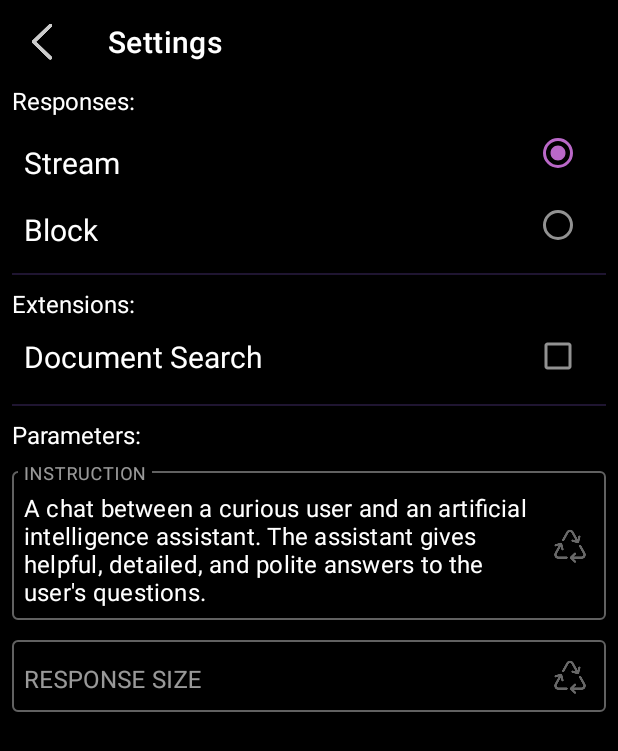
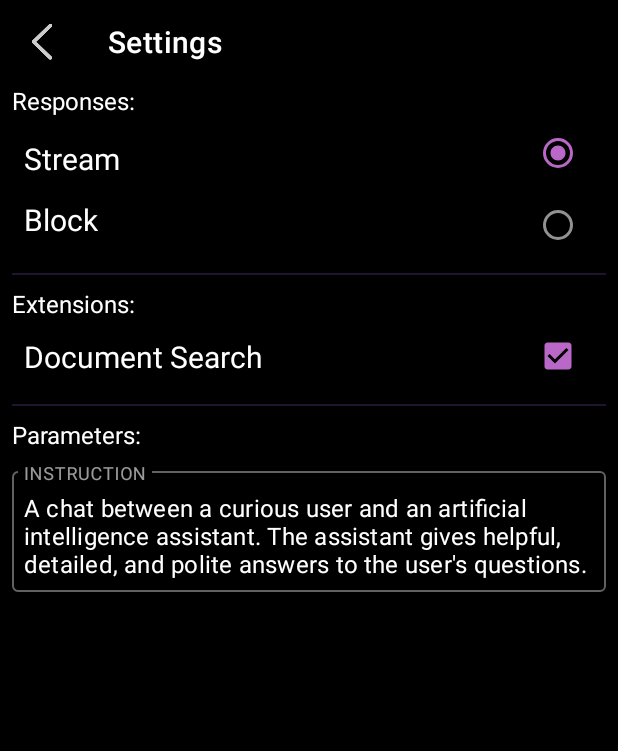
Before and after one commit to frapastique/frapuse-ai-companion-android-app, an Android app: the TextGenSettingsFragment screen opened through its navigation route, on a phone screen of 412 x 824 dp. Shown: the top 751 px of the screen. Run offline under Robolectric (Android 15) with nearby library versions, the phone set to English and light mode, and no system bars; our stand-ins replace Room's generated code, data binding; libraries missing offline, so code that uses them is left out: com.google.mlkit.vision; 9 statements that could not run were skipped.

Commit message:
implement logic for settings fragment

```diff
--- a/app/src/main/java/com/back/frapuse/ui/textgen/TextGenSettingsFragment.kt
+++ b/app/src/main/java/com/back/frapuse/ui/textgen/TextGenSettingsFragment.kt
@@ -1,12 +1,20 @@
 package com.back.frapuse.ui.textgen
 
 import android.os.Bundle
+import android.util.Log
 import android.view.LayoutInflater
 import android.view.View
 import android.view.ViewGroup
+import androidx.core.widget.addTextChangedListener
 import androidx.fragment.app.Fragment
 import androidx.fragment.app.activityViewModels
+import androidx.navigation.findNavController
+import com.back.frapuse.R
 import com.back.frapuse.databinding.FragmentTextGenSettingsBinding
+import com.google.android.material.textfield.TextInputLayout.END_ICON_CUSTOM
+import com.google.android.material.textfield.TextInputLayout.END_ICON_NONE
+
+private const val TAG = "TextGenSettingsFragment"
 
 class TextGenSettingsFragment : Fragment() {
     // Get the viewModel into the logic
@@ -33,6 +41,56 @@ class TextGenSettingsFragment : Fragment() {
     }
 
     override fun onViewCreated(view: View, savedInstanceState: Bundle?) {
+        // Load current instructions into edit text field
         binding.etInstructions.setText(viewModel.instructionsContext.value)
+
+        binding.topAppBar.setNavigationOnClickListener { btnBack ->
+            Log.e(TAG, "TopAppBar clicked:\n\tbtnBack")
+            btnBack.findNavController().navigate(TextGenSettingsFragmentDirections
+                .actionTextGenSettingsFragmentToTextGenFragment()
+            )
+        }
+
+        // Enable/disable haystack document search extension
+        binding.mcbDocumentSearch.isChecked = viewModel.extensionHaystack.value!!
+        binding.mcbDocumentSearch.setOnClickListener {
+            viewModel.extensionToggle("haystack")
+        }
+
+
+        // Set custom instructions && adjust end icon of text input layout
+        var newInstructionsContext: String
+        binding.etInstructions.addTextChangedListener { newInstruction ->
+            if (!newInstruction.isNullOrEmpty()) {
+                newInstructionsContext = newInstruction.toString()
+                binding.tiInstructions.setEndIconDrawable(
+                    R.drawable.apply_icon
+                )
+                binding.tiInstructions.endIconMode = END_ICON_CUSTOM
+                binding.tiInstructions.setEndIconOnClickListener {
+                    viewModel.updateInstructionsContext(newInstructionsContext)
+                }
+            }
+        }
+
+        // Compare instructions and set instructions end icon state
+        viewModel.instructionsContext.observe(viewLifecycleOwner) { currentInstructions ->
+            when {
+                currentInstructions != viewModel.standardInstruction -> {
+                    binding.tiInstructions.setEndIconDrawable(
+                        R.drawable.reset_icon
+                    )
+                    binding.tiInstructions.endIconMode = END_ICON_CUSTOM
+                    binding.tiInstructions.setEndIconOnClickListener {
+                        viewModel.updateInstructionsContext(viewModel.standardInstruction)
+                        binding.etInstructions.setText(viewModel.instructionsContext.value)
+                        binding.tiInstructions.endIconMode = END_ICON_NONE
+                    }
+                }
+                else -> {
+                    binding.tiInstructions.endIconMode = END_ICON_NONE
+                }
+            }
+        }
     }
 }
--- a/app/src/main/java/com/back/frapuse/ui/textgen/TextGenViewModel.kt
+++ b/app/src/main/java/com/back/frapuse/ui/textgen/TextGenViewModel.kt
@@ -97,12 +97,25 @@ class TextGenViewModel(application: Application) : AndroidViewModel(application)
     val finalStreamResponse: LiveData<String>
         get() = _finalStreamResponse
 
+    /* _______ Extensions ______________________________________________________________ */
+
+    // Haystack (document search) extension on/off holder
+    private val _extensionHaystack = MutableLiveData<Boolean>(true)
+    val extensionHaystack: LiveData<Boolean>
+        get() = _extensionHaystack
+
+
     /* _______ Prompts _________________________________________________________________ */
 
     // Instructions prompt, tells the AI who it is and how to behave
     private val _instructionsContext = MutableLiveData<String>()
     val instructionsContext: LiveData<String>
         get() = _instructionsContext
+
+    // Standard instructions prompt
+    val standardInstruction = "A chat between a curious user and an artificial intelligence" +
+            " assistant. The assistant gives helpful, detailed, and " +
+            "polite answers to the user's questions."
 
     private val _instructionContextTokenCount = MutableLiveData<String>()
 
@@ -178,11 +191,7 @@ class TextGenViewModel(application: Application) : AndroidViewModel(application)
             getModel()
             _chatLibrary.value = repository.getAllChats()
             if (repository.getChatCount() == 0) {
-                setInstructionsContext(
-                    "A chat between a curious user and an artificial intelligence" +
-                            " assistant. The assistant gives helpful, detailed, and " +
-                            "polite answers to the user's questions."
-                )
+                setInstructionsContext(standardInstruction)
             } else {
                 _instructionsContext.value = _chatLibrary.value!!.first().message
                 _instructionContextTokenCount.value = _chatLibrary.value!!.first().tokens
@@ -208,11 +217,18 @@ class TextGenViewModel(application: Application) : AndroidViewModel(application)
         }
     }
 
+    /* _______ Extensions ______________________________________________________________ */
+
+    fun extensionToggle(extension: String) {
+        if (extension == "haystack") {
+            _extensionHaystack.value = _extensionHaystack.value != true
+        }
+    }
 
     /* _______ Generation Parameters ___________________________________________________ */
 
-    fun setInstructionsContext(instruction: String) {
-        _instructionsContext.value = "$instruction "
+    private fun setInstructionsContext(instructions: String) {
+        _instructionsContext.value = instructions
         _prompt.value = TextGenPrompt(
             prompt = _instructionsContext.value!!
         )
@@ -226,6 +242,39 @@ class TextGenViewModel(application: Application) : AndroidViewModel(application)
 
             repository.insertChat(
                 TextGenChatLibrary(
+                    conversationID = 0,
+                    dateTime = getDateTime(),
+                    modelName = "",
+                    tokens = _instructionContextTokenCount.value!!,
+                    type = "Instructions",
+                    message = instructions,
+                    sentImage = "",
+                    sentDocument = "",
+                    documentText = "",
+                    finalContext = _instructionsContext.value!!
+                )
+            )
+
+            _chatLibrary.value = repository.getAllChats()
+        }
+    }
+
+    fun updateInstructionsContext(instruction: String) {
+        _instructionsContext.value = instruction
+        _prompt.value = TextGenPrompt(
+            prompt = _instructionsContext.value!!
+        )
+        viewModelScope.launch {
+            _instructionContextTokenCount.value = repository.getTokenCount(
+                TextGenPrompt(
+                    _instructionsContext.value!!
+                )
+            )
+                .results.first().tokens
+
+            repository.updateChat(
+                TextGenChatLibrary(
+                    ID = _chatLibrary.value!!.first().ID,
                     conversationID = 0,
                     dateTime = getDateTime(),
                     modelName = "",
@@ -569,13 +618,14 @@ class TextGenViewModel(application: Application) : AndroidViewModel(application)
 
     // Method to clear chat library and populate with base entries
     fun deleteChatLibrary() {
+        val instruction: String = if (_instructionsContext.value.isNullOrEmpty()) {
+            standardInstruction
+        } else {
+            _instructionsContext.value!!
+        }
         viewModelScope.launch {
             repository.deleteAllChats()
-            setInstructionsContext(
-                "A chat between a curious user and an artificial intelligence" +
-                        " assistant. The assistant gives helpful, detailed, and " +
-                        "polite answers to the user's questions."
-            )
+            setInstructionsContext(instruction)
             _chatLibrary.value = repository.getAllChats()
         }
     }
--- a/app/src/main/res/layout/fragment_text_gen_settings.xml
+++ b/app/src/main/res/layout/fragment_text_gen_settings.xml
@@ -79,7 +79,7 @@
                             android:layout_width="wrap_content"
                             android:layout_height="wrap_content"
                             android:layout_marginStart="8dp"
-                            android:text="Stream"
+                            android:text="@string/response_stream"
                             android:textSize="20sp"
                             app:layout_constraintBottom_toTopOf="@+id/mtv_block"
                             app:layout_constraintStart_toStartOf="parent"
@@ -90,9 +90,9 @@
                             android:layout_width="wrap_content"
                             android:layout_height="wrap_content"
                             android:layout_marginStart="8dp"
-                            android:text="Block"
+                            android:text="@string/response_block"
                             android:textSize="20sp"
-                            app:layout_constraintBottom_toBottomOf="parent"
+                            app:layout_constraintBottom_toBottomOf="@+id/rg_responses"
                             app:layout_constraintStart_toStartOf="parent"
                             app:layout_constraintTop_toBottomOf="@+id/mtv_stream" />
 
@@ -195,7 +195,7 @@
                         android:layout_marginTop="8dp"
                         app:endIconContentDescription="Reset"
                         app:endIconDrawable="@drawable/reset_icon"
-                        app:endIconMode="custom"
+                        app:endIconMode="none"
                         app:layout_constraintEnd_toEndOf="parent"
                         app:layout_constraintStart_toStartOf="parent"
                         app:layout_constraintTop_toBottomOf="@+id/mtv_parameters"
@@ -212,31 +212,6 @@
 
                     </com.google.android.material.textfield.TextInputLayout>
 
-                    <com.google.android.material.textfield.TextInputLayout
-                        android:id="@+id/ti_max_new_tokens"
-                        style="@style/Widget.MaterialComponents.TextInputLayout.OutlinedBox.Dense"
-                        android:layout_width="match_parent"
-                        android:layout_height="wrap_content"
-                        android:layout_marginTop="8dp"
-                        app:endIconContentDescription="Reset"
-                        app:endIconDrawable="@drawable/reset_icon"
-                        app:endIconMode="custom"
-                        app:layout_constraintEnd_toEndOf="parent"
-                        app:layout_constraintStart_toStartOf="parent"
-                        app:layout_constraintTop_toBottomOf="@id/ti_instructions"
-                        tools:text="@string/response_size">
-
-                        <com.google.android.material.textfield.TextInputEditText
-                            android:id="@+id/et_max_new_tokens"
-                            android:layout_width="match_parent"
-                            android:layout_height="wrap_content"
-                            android:hint="@string/response_size"
-                            android:paddingStart="8dp"
-                            android:paddingEnd="8dp"
-                            android:paddingBottom="8dp" />
-
-                    </com.google.android.material.textfield.TextInputLayout>
-
                 </androidx.constraintlayout.widget.ConstraintLayout>
             </androidx.core.widget.NestedScrollView>
         </androidx.coordinatorlayout.widget.CoordinatorLayout>
--- a/app/src/main/res/values/strings.xml
+++ b/app/src/main/res/values/strings.xml
@@ -58,6 +58,8 @@
     <string name="parameters">Parameters:</string>
     <string name="response_size">RESPONSE SIZE</string>
     <string name="responses">Responses:</string>
+    <string name="response_block">Block</string>
+    <string name="response_stream">Stream</string>
 
 
 </resources>
```
Also changed, not shown: app/src/main/res/drawable-hdpi/apply_icon.png (added), app/src/main/res/drawable-mdpi/apply_icon.png (added), app/src/main/res/drawable-xhdpi/apply_icon.png (added), app/src/main/res/drawable-xxhdpi/apply_icon.png (added), app/src/main/res/drawable-xxxhdpi/apply_icon.png (added).
